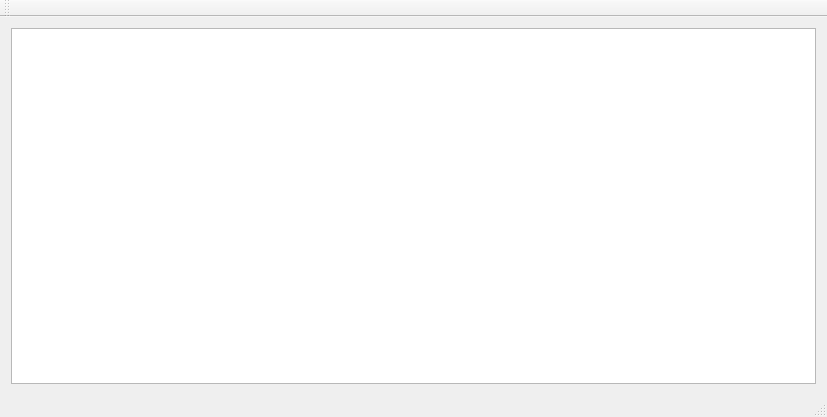
The window that schemeeditormainwindow.ui (ivanjuric/AtlasSchemeEditor) describes before a commit, drawn with Qt 5.
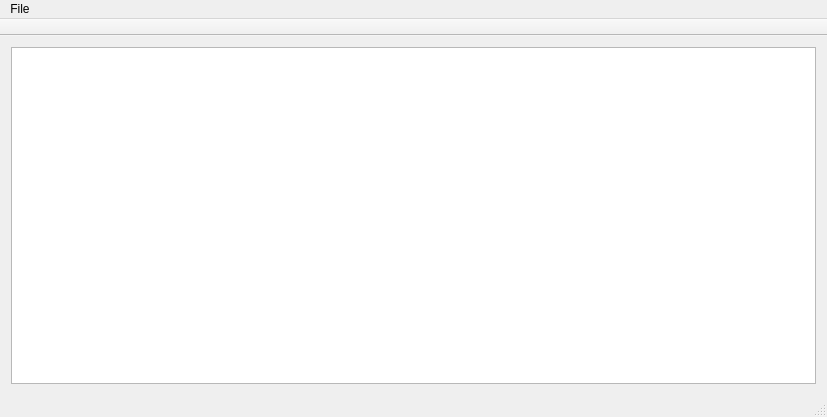
The same window after the commit.

```diff
--- a/schemeeditormainwindow.ui
+++ b/schemeeditormainwindow.ui
@@ -29,8 +29,21 @@
      <height>21</height>
     </rect>
    </property>
+   <widget class="QMenu" name="menuFile">
+    <property name="title">
+     <string>File</string>
+    </property>
+    <addaction name="actionSelectLibrary"/>
+   </widget>
+   <addaction name="menuFile"/>
   </widget>
   <widget class="QToolBar" name="mainToolBar">
+   <property name="movable">
+    <bool>false</bool>
+   </property>
+   <property name="floatable">
+    <bool>false</bool>
+   </property>
    <attribute name="toolBarArea">
     <enum>TopToolBarArea</enum>
    </attribute>
```
Left out of the diff: 5 changed lines with no effect on the pictures.
